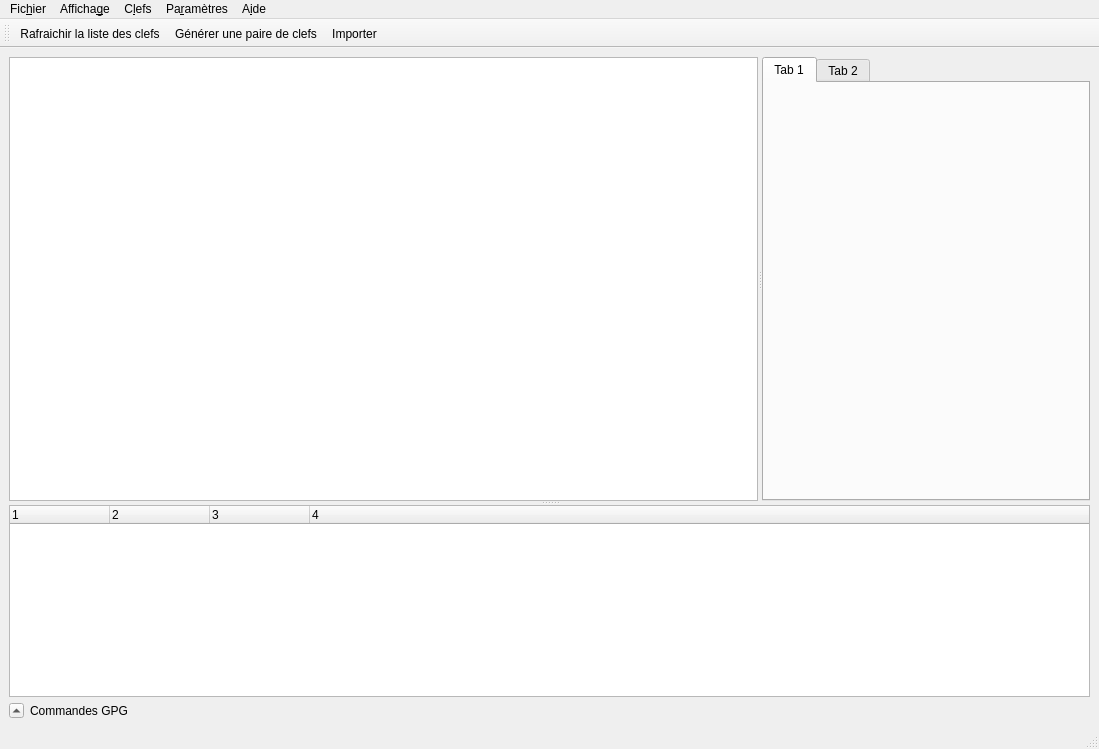
First picture: the form in GuiPG/src/View/mainwindow.ui, repository Diakakodo/GuiPG, before the edit.
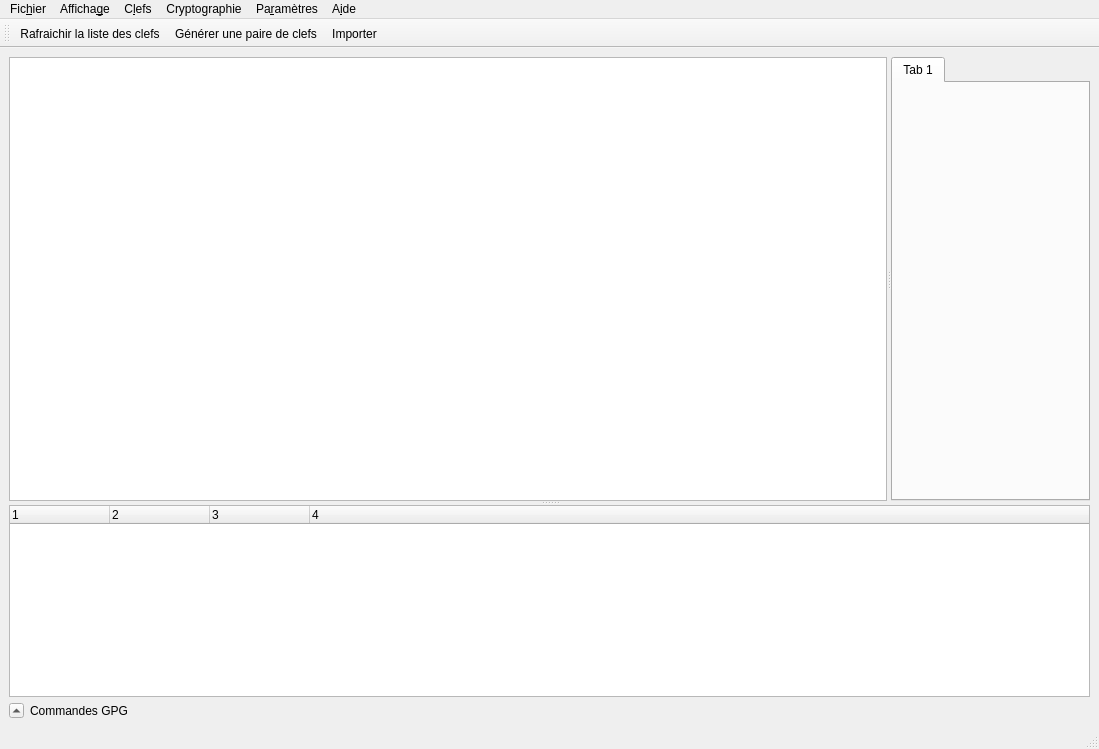
Second picture: the form after the edit. Icons and pictures are not drawn. Custom widgets are drawn as their Qt base class.

Diff of the .ui file:
```diff
--- a/GuiPG/src/View/mainwindow.ui
+++ b/GuiPG/src/View/mainwindow.ui
@@ -59,11 +59,6 @@
           <string>Tab 1</string>
          </attribute>
         </widget>
-        <widget class="QWidget" name="tab_2">
-         <attribute name="title">
-          <string>Tab 2</string>
-         </attribute>
-        </widget>
        </widget>
       </widget>
       <widget class="QWidget" name="layoutWidget">
@@ -204,7 +199,7 @@
      <x>0</x>
      <y>0</y>
      <width>1099</width>
-     <height>27</height>
+     <height>19</height>
     </rect>
    </property>
    <widget class="QMenu" name="menuFichier">
@@ -248,9 +243,17 @@
     <addaction name="actionManuel_utilisateur_de_GuiPG"/>
     <addaction name="actionA_propos"/>
    </widget>
+   <widget class="QMenu" name="menuCryptographie">
+    <property name="title">
+     <string>Cryptographie</string>
+    </property>
+    <addaction name="actionChiffrer_un_fichier"/>
+    <addaction name="actionDechiffrer_Verifier_un_fichier"/>
+   </widget>
    <addaction name="menuFichier"/>
    <addaction name="menuAffichage"/>
    <addaction name="menuClefs"/>
+   <addaction name="menuCryptographie"/>
    <addaction name="menuConfiguration"/>
    <addaction name="menuAide"/>
   </widget>
```
Left out of the diff: 9 changed lines with no effect on the pictures.
